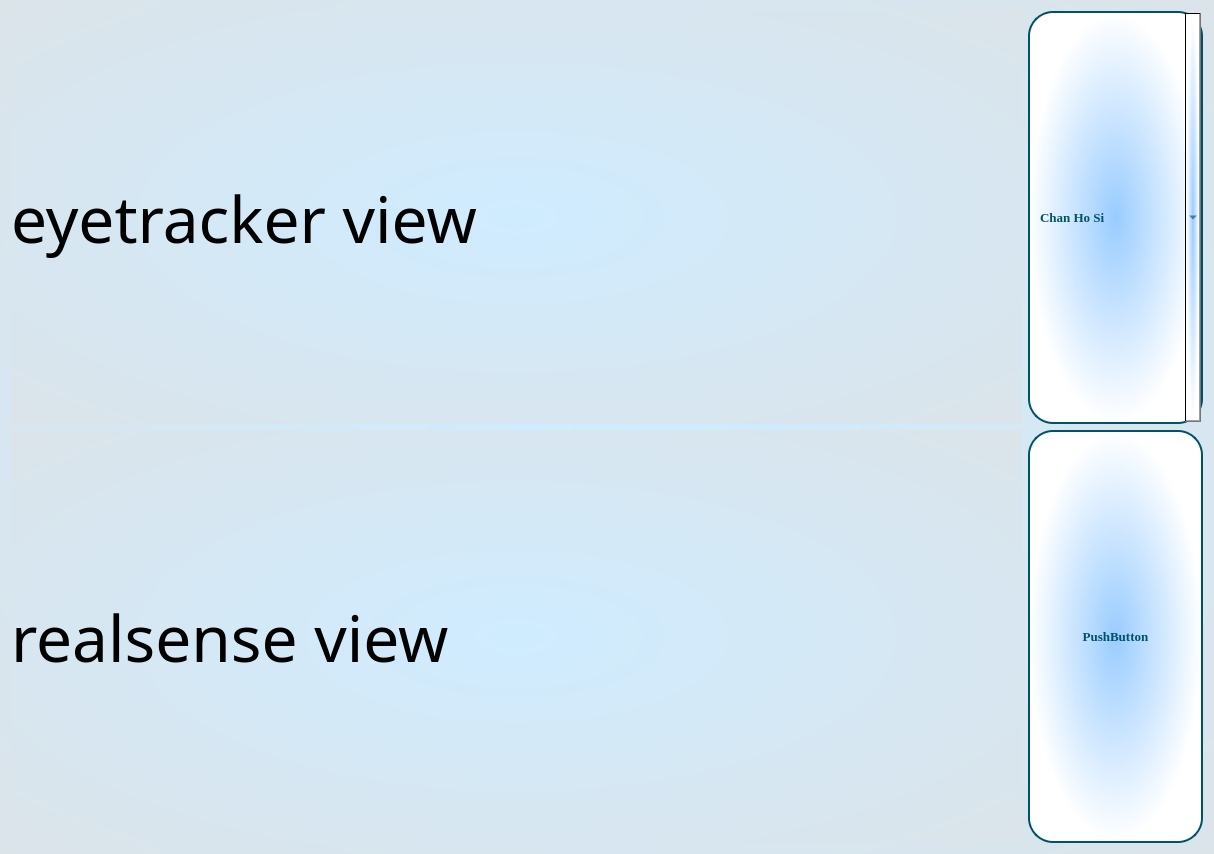
Lumen-Dev96/QuickSystem, file Boccia_UI.ui: the form before one commit.
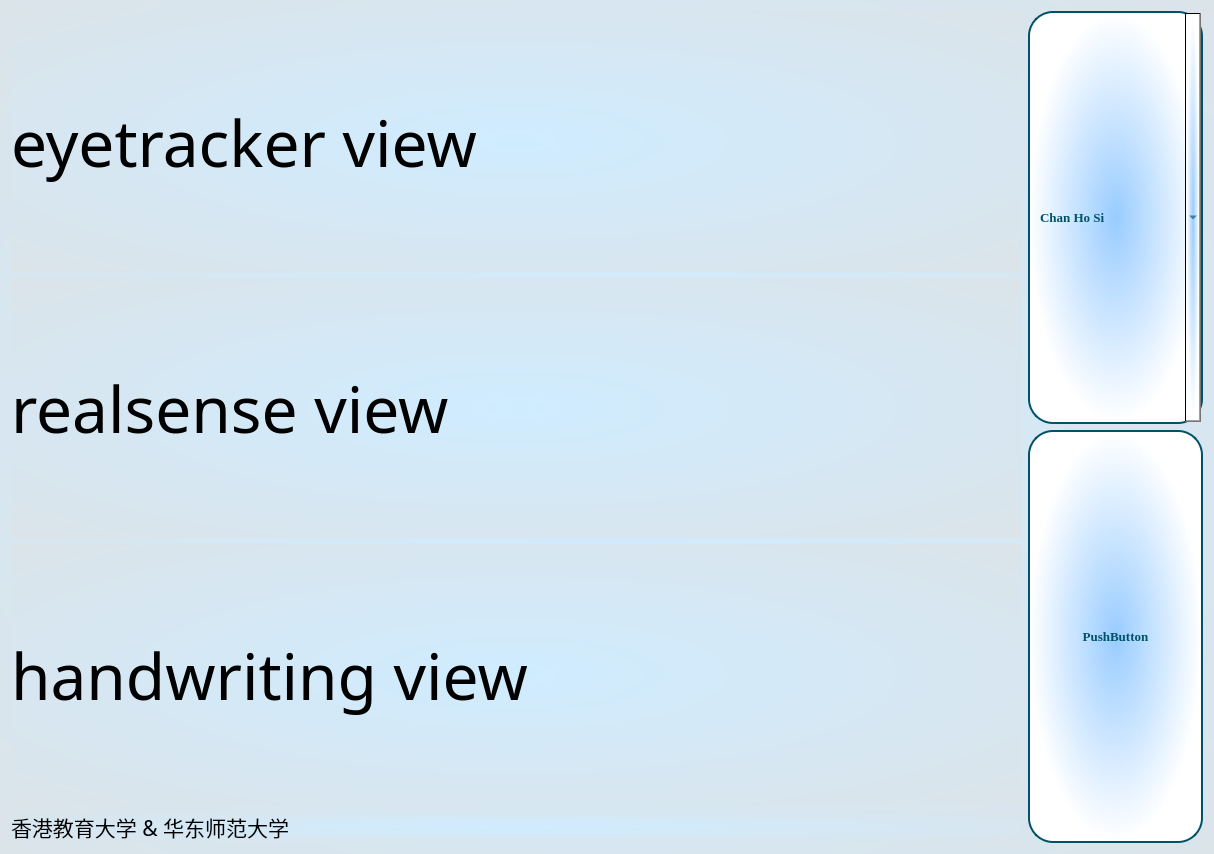
The form after the commit.

Commit message: Add handwriting view

```diff
--- a/Boccia_UI.ui
+++ b/Boccia_UI.ui
@@ -60,6 +60,50 @@
        </property>
       </widget>
      </item>
+     <item>
+      <widget class="QLabel" name="image_label_3">
+       <property name="sizePolicy">
+        <sizepolicy hsizetype="Expanding" vsizetype="Expanding">
+         <horstretch>0</horstretch>
+         <verstretch>0</verstretch>
+        </sizepolicy>
+       </property>
+       <property name="font">
+        <font>
+         <family>Agency FB</family>
+         <pointsize>48</pointsize>
+        </font>
+       </property>
+       <property name="styleSheet">
+        <string notr="true"/>
+       </property>
+       <property name="text">
+        <string>handwriting view</string>
+       </property>
+      </widget>
+     </item>
+     <item>
+      <widget class="QLabel" name="label">
+       <property name="baseSize">
+        <size>
+         <width>100</width>
+         <height>100</height>
+        </size>
+       </property>
+       <property name="font">
+        <font>
+         <family>標楷體</family>
+         <pointsize>16</pointsize>
+        </font>
+       </property>
+       <property name="text">
+        <string>香港教育大学 &amp; 华东师范大学</string>
+       </property>
+       <property name="indent">
+        <number>0</number>
+       </property>
+      </widget>
+     </item>
     </layout>
    </item>
    <item>
```
Left out of the diff: 2 changed lines with no effect on the pictures. The commit also changes 4 other files.
